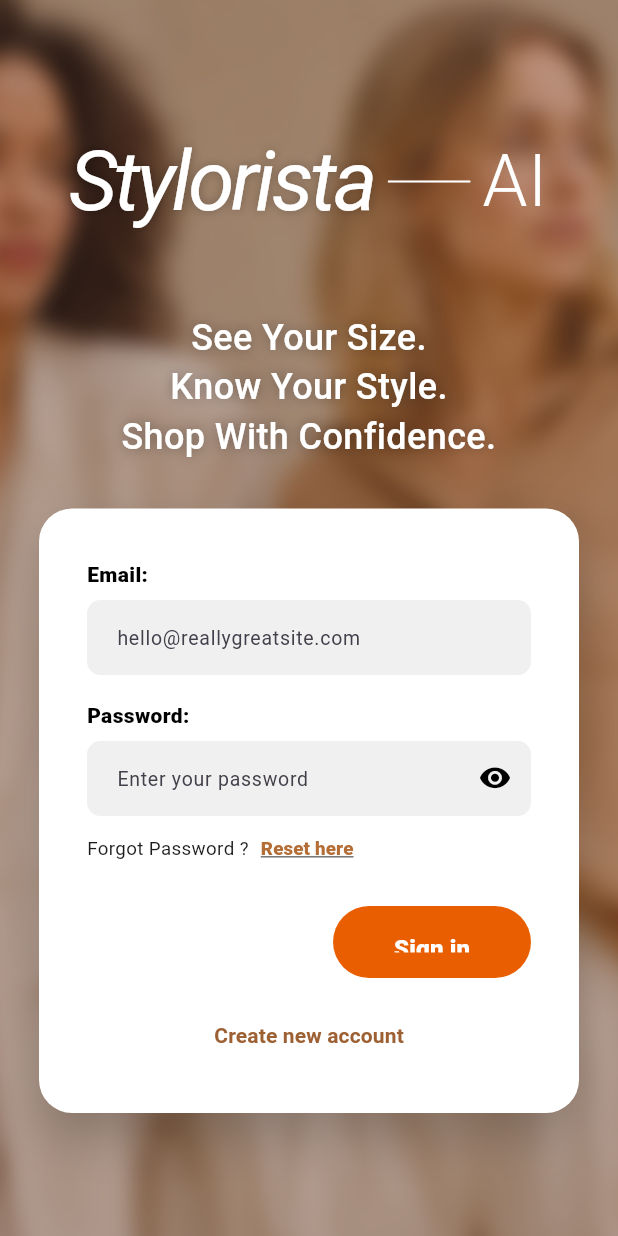
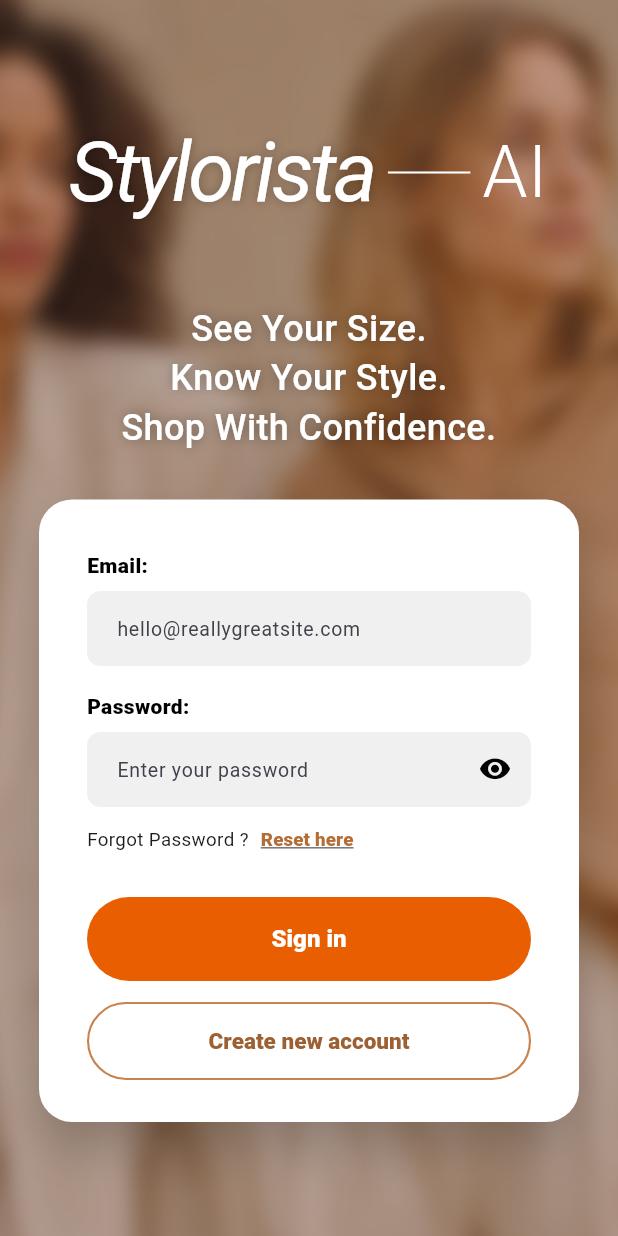
Before and after one commit to Stylorista/Stylorista-AI, a Flutter app: the screen it shows after launch, on a phone screen of 412 x 824 dp. Run offline on Flutter 3.47's test engine with Material 3 defaults, Android fonts, the phone set to English and light mode, and no system bars; our stand-ins replace camera, image_picker, shared_preferences; Roboto replaces fonts that are missing (Georgia).

Commit message:
Fix authentication action buttons

```diff
--- a/lib/features/auth_screen.dart
+++ b/lib/features/auth_screen.dart
@@ -88,9 +88,9 @@ class _AuthScreenState extends State<AuthScreen> {
       );
     } on ApiException catch (error) {
       if (!mounted) return;
-      ScaffoldMessenger.of(context).showSnackBar(
-        SnackBar(content: Text(error.message)),
-      );
+      ScaffoldMessenger.of(
+        context,
+      ).showSnackBar(SnackBar(content: Text(error.message)));
       setState(() => _loading = false);
     }
   }
@@ -457,11 +457,8 @@ class _AuthCard extends StatelessWidget {
                 ),
               ),
             const SizedBox(height: 20),
-            Align(
-              alignment: Alignment.centerRight,
-              child: SizedBox(
-                width: signingIn ? 132 : 174,
-                height: 48,
+            SizedBox(
+              width: double.infinity,
               child: FilledButton(
                 key: ValueKey(signingIn ? 'sign-in-button' : 'create-button'),
                 onPressed: loading ? null : onSubmit,
@@ -469,8 +466,18 @@ class _AuthCard extends StatelessWidget {
                   backgroundColor: const Color(0xFFE85E00),
                   foregroundColor: Colors.white,
                   disabledBackgroundColor: const Color(0xFFED965D),
+                  minimumSize: const Size.fromHeight(56),
+                  padding: const EdgeInsets.symmetric(
+                    horizontal: 24,
+                    vertical: 15,
+                  ),
                   shape: const StadiumBorder(),
                   elevation: 0,
+                  textStyle: const TextStyle(
+                    fontSize: 16,
+                    height: 1.2,
+                    fontWeight: FontWeight.w800,
+                  ),
                 ),
                 child: loading
                     ? const SizedBox.square(
@@ -480,27 +487,31 @@ class _AuthCard extends StatelessWidget {
                           strokeWidth: 2,
                         ),
                       )
-                      : Text(
-                          signingIn ? 'Sign in' : 'Create account',
-                          style: const TextStyle(
-                            fontSize: 16,
+                    : Text(signingIn ? 'Sign in' : 'Create account'),
+              ),
+            ),
+            const SizedBox(height: 14),
+            SizedBox(
+              width: double.infinity,
+              child: OutlinedButton(
+                key: const ValueKey('switch-auth-mode-button'),
+                onPressed: loading ? null : onSwitchMode,
+                style: OutlinedButton.styleFrom(
+                  foregroundColor: const Color(0xFF9D6033),
+                  minimumSize: const Size.fromHeight(52),
+                  padding: const EdgeInsets.symmetric(
+                    horizontal: 20,
+                    vertical: 13,
+                  ),
+                  side: const BorderSide(color: Color(0xFFC9824B), width: 1.4),
+                  shape: const StadiumBorder(),
+                  textStyle: const TextStyle(
+                    fontSize: 15,
+                    height: 1.2,
                     fontWeight: FontWeight.w800,
                   ),
                 ),
-                ),
-              ),
-            ),
-            const SizedBox(height: 14),
-            Center(
-              child: TextButton(
-                onPressed: loading ? null : onSwitchMode,
-                style: TextButton.styleFrom(
-                  foregroundColor: const Color(0xFF9D6033),
-                ),
-                child: Text(
-                  signingIn ? 'Create new account' : 'Sign in',
-                  style: const TextStyle(fontWeight: FontWeight.w700),
-                ),
+                child: Text(signingIn ? 'Create new account' : 'Sign in'),
               ),
             ),
           ],
--- a/pubspec.yaml
+++ b/pubspec.yaml
@@ -16,7 +16,7 @@ publish_to: 'none' # Remove this line if you wish to publish to pub.dev
 # https://developer.apple.com/library/archive/documentation/General/Reference/InfoPlistKeyReference/Articles/CoreFoundationKeys.html
 # In Windows, build-name is used as the major, minor, and patch parts
 # of the product and file versions while build-number is used as the build suffix.
-version: 1.2.1+5
+version: 1.2.2+6
 
 environment:
   sdk: ^3.12.2
```
Also changed, not shown: 1 other file. Lines whose indentation alone changed are shown as unchanged.
